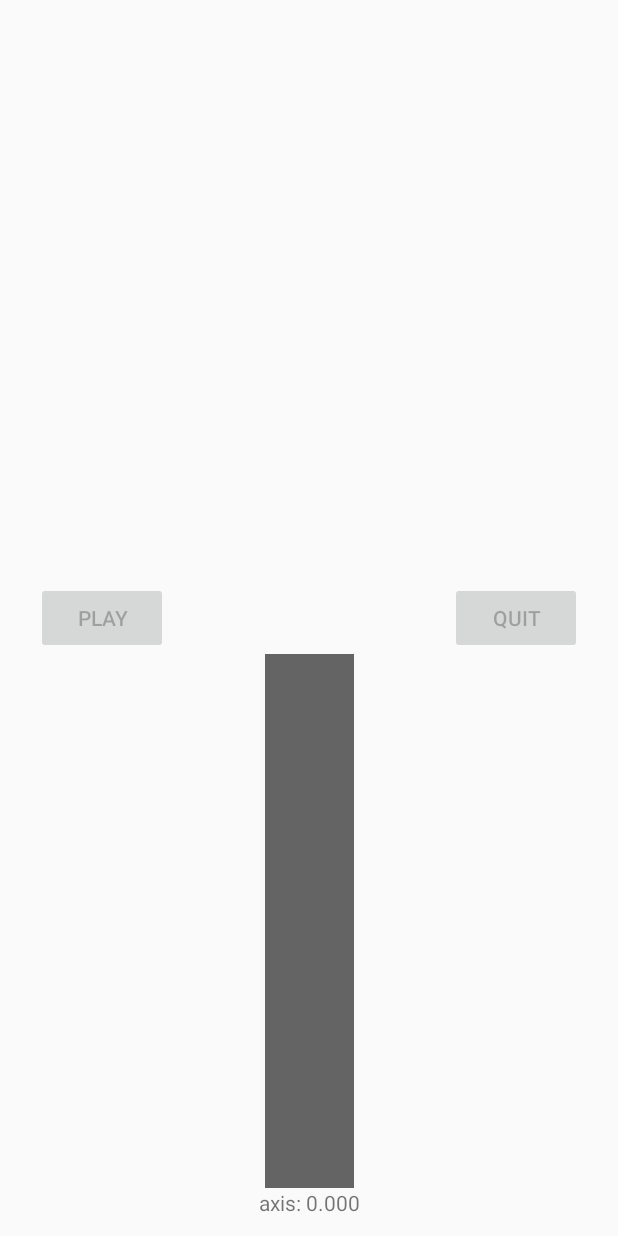
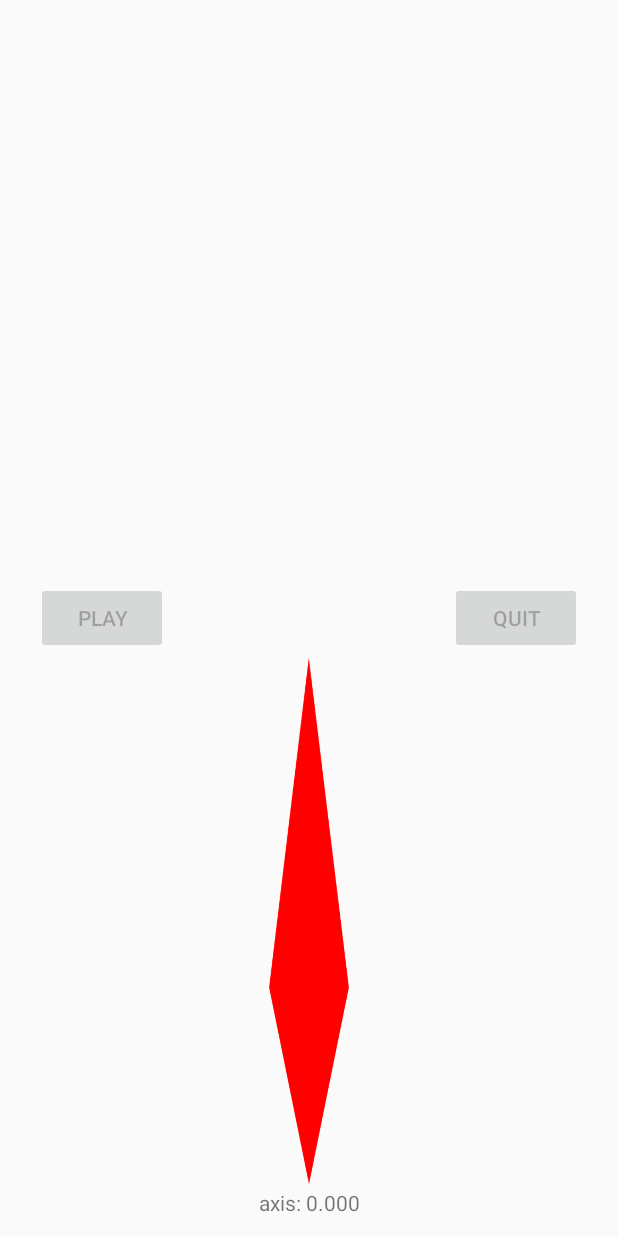
Before and after one commit to vccortez/Breakoutish, an Android app: the screen it shows after launch (MainActivity), on a phone screen of 412 x 824 dp. Run offline under Robolectric (Android 15) with nearby library versions, the phone set to English and light mode, and no system bars.

Commit message:
Add handle image for the selection arrow

```diff
--- a/app/src/main/res/layout/activity_main.xml
+++ b/app/src/main/res/layout/activity_main.xml
@@ -40,7 +40,7 @@
         app:layout_constraintEnd_toEndOf="parent"
         app:layout_constraintStart_toStartOf="parent"
         app:layout_constraintTop_toBottomOf="@+id/quit_label"
-        app:srcCompat="?android:attr/fastScrollThumbDrawable" />
+        app:srcCompat="@drawable/handle" />
 
     <TextView
         android:id="@+id/debug_axis"
```
Also changed, not shown: app/src/main/res/drawable/handle.png (added).
